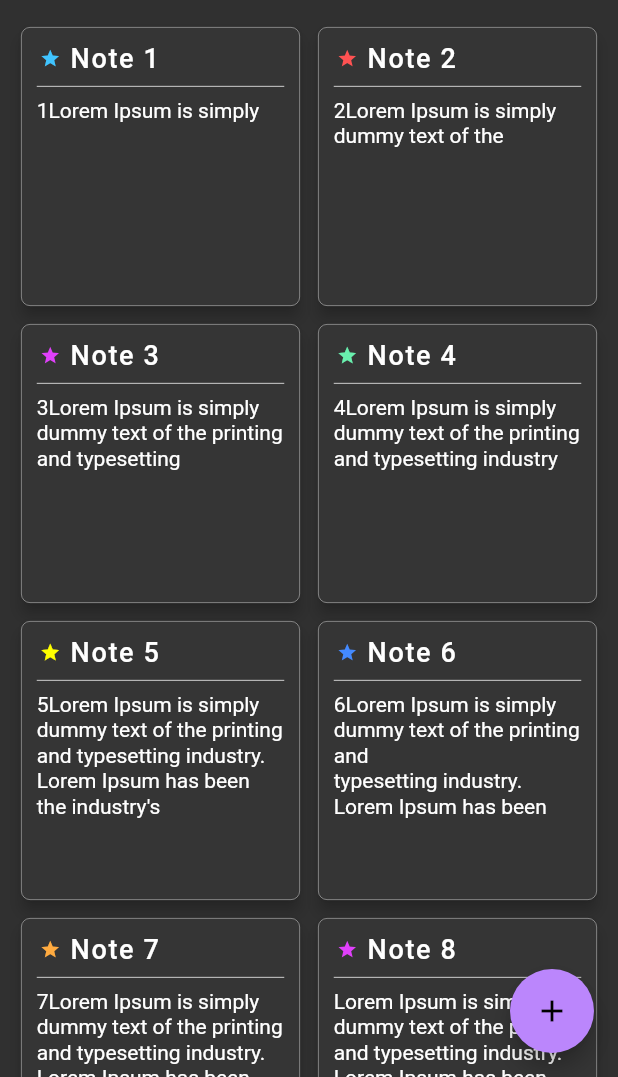
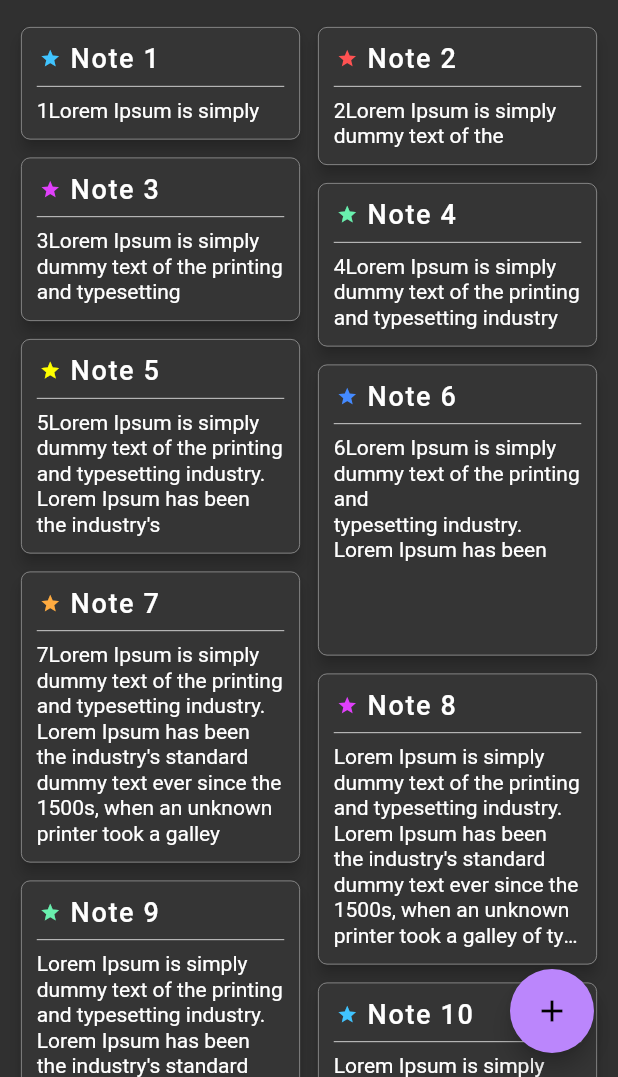
Before and after one commit to myidispg/notenow, a Flutter app: the screen it shows after launch, on a phone screen of 412 x 824 dp, the part 159-1236 px from its top. Run offline on Flutter 3.47's test engine with Material 2 defaults, Android fonts, the phone set to English and light mode, and no system bars.

Commit message:
Migrated back to StaggeredGridView with null safety. Removed manual calculation of grid tile main axis extent and allowed library to handle it.

```diff
--- a/lib/screens/home_screen.dart
+++ b/lib/screens/home_screen.dart
@@ -1,5 +1,6 @@
 import 'package:flutter/cupertino.dart';
 import 'package:flutter/material.dart';
+import 'package:flutter_staggered_grid_view/flutter_staggered_grid_view.dart';
 import 'package:notes_app/constants.dart';
 import 'package:notes_app/models/note.dart';
 import 'package:notes_app/models/notes.dart';
@@ -84,33 +85,37 @@ class _HomeScreenState extends State<HomeScreen> {
     });
   }
 
-  // StaggeredTile getStaggeredTile(int index) {
-  //   /// Need to decide the grid tile length based on text length.
-  //   /// The current layout looks good for 7 lines of text.
-  //   /// Max extent for 7 lines is 2.2 and min for 1 line is 0.95
-  //   double linesByCharCount = notes.getNote(index).noteContent.length /
-  //       22; // This is the number of lines that the note is expected to occupy.
-  //   int expectedLinesToOccupy = ((linesByCharCount * 100).toInt() % 100) <= 40
-  //       ? linesByCharCount.floor()
-  //       : linesByCharCount.ceil();
-  //
-  //   // final textSpan = TextSpan(text: notes[index], style: kNoteBoxNoteStyle);
-  //   // final textPainter =
-  //   //     TextPainter(text: textSpan, textDirection: TextDirection.ltr);
-  //   // textPainter.layout(maxWidth: widgetContext.size.width);
-  //   // print(textPainter.computeLineMetrics().length);
-  //
-  //   print(
-  //       'GridView Log - Index: $index, Length/22: $expectedLinesToOccupy, exact: $linesByCharCount');
-  //   if (expectedLinesToOccupy == 1) return StaggeredTile.count(2, 0.88);
-  //   if (expectedLinesToOccupy == 2) return StaggeredTile.count(2, 1.08);
-  //   if (expectedLinesToOccupy == 3) return StaggeredTile.count(2, 1.18);
-  //   if (expectedLinesToOccupy == 4) return StaggeredTile.count(2, 1.20);
-  //   if (expectedLinesToOccupy == 5) return StaggeredTile.count(2, 1.5);
-  //   if (expectedLinesToOccupy == 6) return StaggeredTile.count(2, 1.68);
-  //   if (expectedLinesToOccupy == 7) return StaggeredTile.count(2, 1.85);
-  //   return StaggeredTile.count(2, 2.05); // If lines more than 7
-  // }
+  StaggeredTile getStaggeredTile(int index) {
+    /// Need to decide the grid tile length based on text length.
+    /// The current layout looks good for 7 lines of text.
+    /// Max extent for 7 lines is 2.2 and min for 1 line is 0.95
+    double linesByCharCount = notes.getNote(index).noteContent.length /
+        22; // This is the number of lines that the note is expected to occupy.
+    int expectedLinesToOccupy = ((linesByCharCount * 100).toInt() % 100) <= 40
+        ? linesByCharCount.floor()
+        : linesByCharCount.ceil();
+
+    // final textSpan = TextSpan(text: notes[index], style: kNoteBoxNoteStyle);
+    // final textPainter =
+    //     TextPainter(text: textSpan, textDirection: TextDirection.ltr);
+    // textPainter.layout(maxWidth: widgetContext.size.width);
+    // print(textPainter.computeLineMetrics().length);
+
+    print(
+        'GridView Log - Index: $index, Length/22: $expectedLinesToOccupy, exact: $linesByCharCount');
+
+    return StaggeredTile.fit(2);
+
+    if (expectedLinesToOccupy == 1) return StaggeredTile.count(2, 0.88);
+    if (expectedLinesToOccupy == 2) return StaggeredTile.count(2, 1.08);
+    if (expectedLinesToOccupy == 3) return StaggeredTile.count(2, 1.18);
+    if (expectedLinesToOccupy == 4) return StaggeredTile.count(2, 1.20);
+    if (expectedLinesToOccupy == 5) return StaggeredTile.count(2, 1.5);
+    if (expectedLinesToOccupy == 6) return StaggeredTile.count(2, 1.68);
+    if (expectedLinesToOccupy == 7) return StaggeredTile.count(2, 1.85);
+
+    return StaggeredTile.count(2, 2.05); // If lines more than 7
+  }
 
   @override
   void initState() {
@@ -158,18 +163,14 @@ class _HomeScreenState extends State<HomeScreen> {
               height: 10,
             ),
             Expanded(
-              child: GridView.builder(
-                gridDelegate: SliverGridDelegateWithFixedCrossAxisCount(
-                  crossAxisCount:
-                      MediaQuery.of(context).orientation == Orientation.portrait
-                          ? 2
-                          : 3,
+              child: StaggeredGridView.countBuilder(
                   crossAxisSpacing: 12,
                   mainAxisSpacing: 12,
-                ),
                   padding: EdgeInsets.symmetric(horizontal: 14, vertical: 8),
+                  crossAxisCount: 4,
                   itemCount: notes.notesCount,
-                itemBuilder: (context, index) => Hero(
+                  physics: BouncingScrollPhysics(),
+                  itemBuilder: (BuildContext context, int index) => Hero(
                         tag: 'note_box_$index',
                         child: GestureDetector(
                           onTap: () {
@@ -188,12 +189,13 @@ class _HomeScreenState extends State<HomeScreen> {
                           child: NoteBox(
                             title: notes.getNote(index).noteTitle,
                             text: notes.getNote(index).noteContent,
-                      labelColor: kLabelToColor[notes.getNote(index).noteLabel],
+                            labelColor:
+                                kLabelToColor[notes.getNote(index).noteLabel],
                           ),
                         ),
                       ),
+                  staggeredTileBuilder: getStaggeredTile),
             ),
-            )
           ],
         ),
       ),
```
Lines whose indentation alone changed are shown as unchanged.
